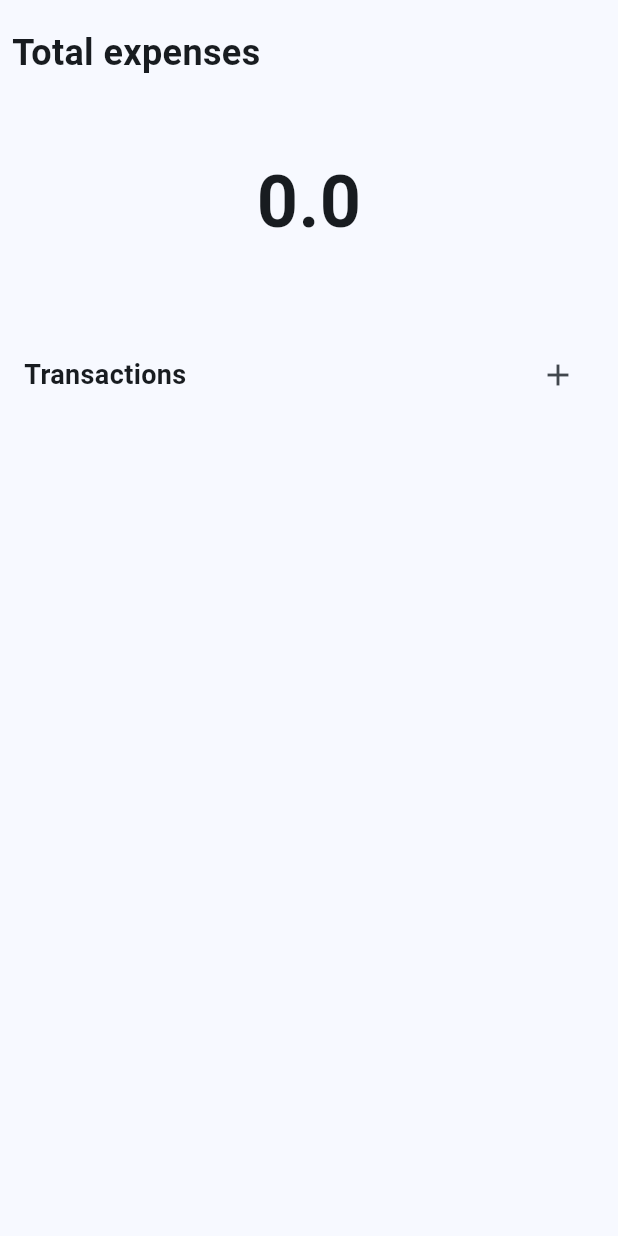
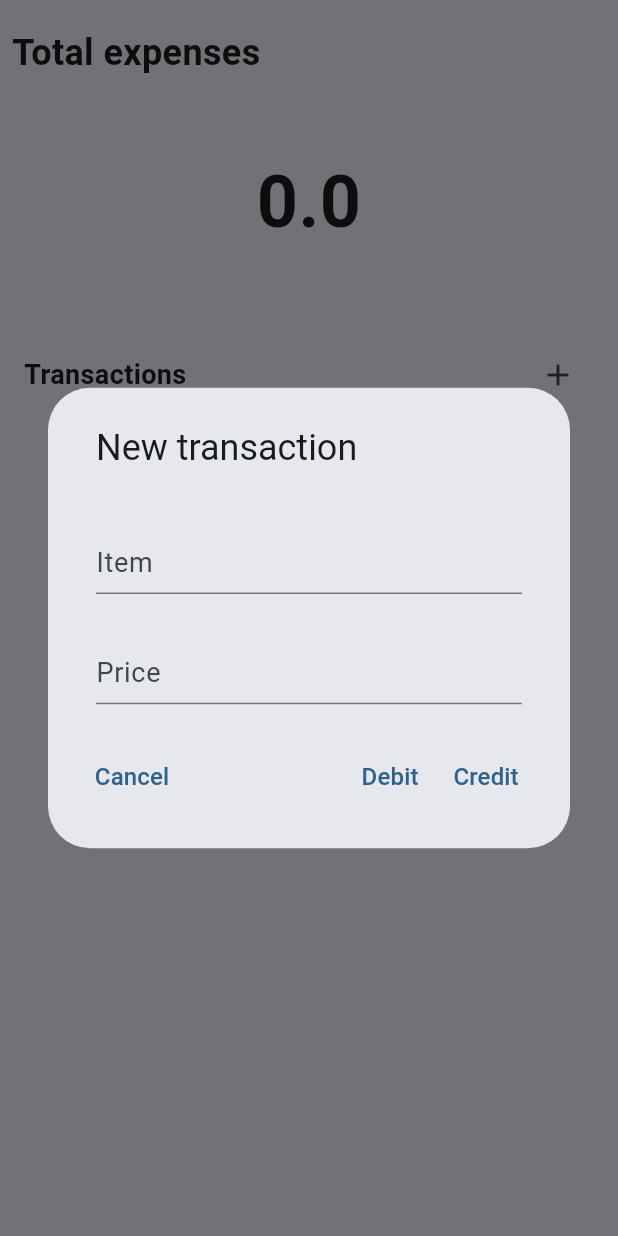
Before and after one commit to kariyum/wallet, a Flutter app: the screen it shows after launch, after a tap on the "add" icon, on a phone screen of 412 x 824 dp. Run offline on Flutter 3.47's test engine with Material 2 defaults, Android fonts, the phone set to English and light mode, and no system bars; our stand-ins replace sqflite; accounts and stored records are empty.

Commit message:
UI & Funtionalities update

```diff
--- a/lib/main.dart
+++ b/lib/main.dart
@@ -42,6 +42,10 @@ class Item {
 
   Future<void> persist() async {
     await DatabaseRepository.instance.insert(item: this);
+  }
+
+  bool isCredit() {
+    return price < 0;
   }
 }
 
@@ -100,7 +104,7 @@ class MyApp extends StatelessWidget {
       title: 'Wallet',
       theme: ThemeData(
         colorScheme:
-            ColorScheme.fromSeed(seedColor: Color.fromARGB(255, 29, 123, 177)),
+            ColorScheme.fromSeed(seedColor: Color.fromARGB(255, 8, 116, 178)),
         useMaterial3: true,
       ),
       home: const MyHomePage(title: 'Flutter Demo Home Page'),
@@ -119,6 +123,10 @@ class MyHomePage extends StatefulWidget {
 
 class _MyHomePageState extends State<MyHomePage> {
   late TextEditingController myController;
+
+  late TextEditingController titleController;
+  late TextEditingController priceController;
+
   bool isDialogOpen = false;
 
   @override
@@ -126,8 +134,14 @@ class _MyHomePageState extends State<MyHomePage> {
     initDb();
     super.initState();
     updateItems();
+
+    titleController = TextEditingController();
+    titleController.text = '';
+
+    priceController = TextEditingController();
+    priceController.text = '';
+
     myController = TextEditingController();
-    myController.text = '';
   }
 
   Future<void> deleteDatabase(String path) =>
@@ -142,6 +156,9 @@ class _MyHomePageState extends State<MyHomePage> {
 
   @override
   void dispose() {
+    titleController.dispose();
+    priceController.dispose();
+
     myController.dispose();
     super.dispose();
   }
@@ -171,7 +188,7 @@ class _MyHomePageState extends State<MyHomePage> {
     final res = items.isEmpty
         ? 0.0
         : items.map((e) => e.price).reduce((value, element) => value + element);
-    return res;
+    return double.parse(((res * 100).roundToDouble() / 100).toStringAsFixed(2));
   }
 
   final ScrollController _scrollController = ScrollController();
@@ -180,41 +197,6 @@ class _MyHomePageState extends State<MyHomePage> {
     debugPrint("rebuilding");
     WidgetsBinding.instance.addPostFrameCallback((_) =>
         _scrollController.jumpTo(_scrollController.position.maxScrollExtent));
-
-    List<Widget> l = ["Groceries", "Car gas", "Others", "Fun"]
-        .map(
-          (e) => ElevatedButton(
-            style: ElevatedButton.styleFrom(
-              shape: RoundedRectangleBorder(
-                borderRadius: BorderRadius.circular(12.0),
-              ),
-            ),
-            onPressed: () async {
-              final price = await openDialog();
-              final cost = price == null ? "0" : price.toString();
-              debugPrint("the price was $cost");
-              // items.add(Item(e, price));
-              Item(
-                      price: double.parse(cost),
-                      title: e,
-                      timestamp: DateTime.now().millisecondsSinceEpoch)
-                  .persist();
-              updateItems();
-              final toPrint = await DatabaseRepository.instance.getAllItems();
-              debugPrint(toPrint.length.toString());
-              isDialogOpen = false;
-              setState(() {
-                debugPrint("EXPANDING");
-              });
-            },
-            child: Row(
-              children: [
-                Text(e),
-              ],
-            ),
-          ),
-        )
-        .toList();
 
     return Scaffold(
       appBar: AppBar(
@@ -250,7 +232,7 @@ class _MyHomePageState extends State<MyHomePage> {
                     child: Text(
                       // '${totalExpenses().toString()} DT',
                       totalExpenses().toString(),
-                      style: TextStyle(
+                      style: const TextStyle(
                         fontSize: 48,
                         fontWeight: FontWeight.bold,
                       ),
@@ -263,7 +245,7 @@ class _MyHomePageState extends State<MyHomePage> {
                 children: <Widget>[
                   Container(
                     margin: const EdgeInsets.all(16.0),
-                    child: Text(
+                    child: const Text(
                       "Transactions",
                       style: TextStyle(
                         fontSize: 18,
@@ -274,8 +256,18 @@ class _MyHomePageState extends State<MyHomePage> {
                   Container(
                     margin: const EdgeInsets.all(16.0),
                     child: IconButton(
-                      onPressed: () {},
-                      icon: Icon(Icons.add),
+                      onPressed: () async {
+                        final x = await openDialog2();
+                        if (x == null) {
+                          debugPrint(x.toString());
+                        } else {
+                          setState(() {
+                            x.persist();
+                            updateItems();
+                          });
+                        }
+                      },
+                      icon: const Icon(Icons.add),
                     ),
                   )
                 ],
@@ -292,27 +284,29 @@ class _MyHomePageState extends State<MyHomePage> {
                   itemCount: items.length,
                   itemBuilder: (BuildContext context, int idx) {
                     return ListTile(
-                      leading: Text("⨀"),
+                      leading: Icon(
+                        items[idx].isCredit()
+                            ? Icons.shopping_bag
+                            : Icons.paid,
+                        color: Colors.blue[300],
+                      ),
                       title: Row(
                         crossAxisAlignment: CrossAxisAlignment.end,
                         mainAxisAlignment: MainAxisAlignment.spaceBetween,
                         children: [
                           Text(
                             items[idx].title,
-                            style: TextStyle(
+                            style: const TextStyle(
                               fontSize: 18,
                             ),
                           ),
                           Text(
-                            items[idx].price.toString(),
+                            '${items[idx].price.toString()} DT',
                             style: TextStyle(
                               fontSize: 18,
-                            ),
-                          ),
-                          Text(
-                            '04/05',
-                            style: TextStyle(
-                              fontSize: 12,
+                              color: items[idx].isCredit()
+                                  ? const Color.fromARGB(255, 219, 68, 55)
+                                  : const Color.fromARGB(255, 15, 157, 88),
                             ),
                           )
                         ],
@@ -376,7 +370,7 @@ class _MyHomePageState extends State<MyHomePage> {
       builder: (context) => AlertDialog(
         content: TextFormField(
           controller: myController,
-          decoration: InputDecoration(
+          decoration: const InputDecoration(
             hintText: 'Price',
           ),
           keyboardType: TextInputType.number,
@@ -398,6 +392,135 @@ class _MyHomePageState extends State<MyHomePage> {
         // ],
       ),
     );
+  }
+
+  void _credit() {
+    final thisItem = Item(
+      price: 0 - double.parse(priceController.text),
+      title: titleController.text,
+      timestamp: DateTime.now().millisecondsSinceEpoch,
+    );
+    Navigator.of(context).pop(thisItem);
+  }
+
+  Future<Item?> openDialog2() {
+    titleController.text = '';
+    priceController.text = '';
+    return showDialog(
+        context: context,
+        builder: (context) => AlertDialog(
+              title: const Padding(
+                padding: EdgeInsets.only(left: 8.0, right:8.0),
+                child: Text("New transaction"),
+              ),
+              insetPadding: EdgeInsets.zero,
+              contentPadding: const EdgeInsets.all(24.0),
+              content: Container(
+                width: 300,
+                child: Padding(
+                  padding: const EdgeInsets.all(0.0),
+                  child: Column(
+                    mainAxisSize: MainAxisSize.min,
+                    children: [
+                      Padding(
+                        padding: const EdgeInsets.only(left: 8.0, right:8.0),
+                        child: TextFormField(
+                          textCapitalization: TextCapitalization.sentences,
+                          controller: titleController,
+                          decoration: const InputDecoration(
+                            alignLabelWithHint: true,
+                            labelText: 'Item',
+                            labelStyle: TextStyle(
+                              fontSize: 18,
+                            ),
+                            // border: OutlineInputBorder(),
+                          ),
+                          textInputAction: TextInputAction.next,
+                        ),
+                      ),
+                      const Padding(
+                        padding: EdgeInsets.fromLTRB(0, 8.0, 0, 8.0),
+                      ),
+                      Padding(
+                        padding: const EdgeInsets.only(left: 8.0, right:8.0),
+                        child: TextFormField(
+                          controller: priceController,
+                          decoration: const InputDecoration(
+                              alignLabelWithHint: true,
+                              labelText: 'Price',
+                              labelStyle: TextStyle(
+                                fontSize: 18,
+                              )
+                              // border: OutlineInputBorder(),
+                              ),
+                          keyboardType: TextInputType.number,
+                          textInputAction: TextInputAction.done,
+                          onFieldSubmitted: (value) {
+                            _credit();
+                          },
+                        ),
+                      )
+                    ],
+                  ),
+                ),
+              ),
+              actions: [
+                Row(
+                  mainAxisAlignment: MainAxisAlignment.spaceBetween,
+                  children: [
+                    TextButton(
+                      style: const ButtonStyle(
+                        padding: MaterialStatePropertyAll(
+                            EdgeInsets.only(left: 0.0)),
+                      ),
+                      onPressed: () {
+                        Navigator.of(context).pop(null);
+                      },
+                      child: const Text(
+                        "Cancel",
+                        style: TextStyle(
+                          fontSize: 16,
+                        ),
+                      ),
+                    ),
+                    Row(
+                      children: [
+                        TextButton(
+                          onPressed: () {
+                            final thisItem = Item(
+                              price: double.parse(priceController.text),
+                              title: titleController.text,
+                              timestamp: DateTime.now().millisecondsSinceEpoch,
+                            );
+                            Navigator.of(context).pop(thisItem);
+                          },
+                          child: const Text(
+                            "Debit",
+                            style: TextStyle(
+                              fontSize: 16,
+                            ),
+                          ),
+                        ),
+                        TextButton(
+                          style: const ButtonStyle(
+                            padding: MaterialStatePropertyAll(
+                              EdgeInsets.only(right: 0.0),
+                            ),
+                          ),
+                          onPressed: _credit,
+                          child: const Text(
+                            "Credit",
+                            style: TextStyle(
+                              fontSize: 16,
+                            ),
+                          ),
+                        ),
+                      ],
+                    ),
+                  ],
+                )
+              ],
+            ));
   }
 }
 
```
